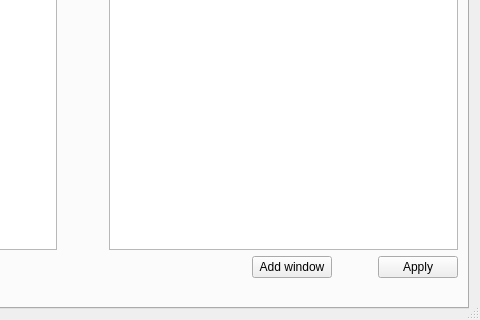
Qt form asammdf/gui/ui/search_dialog.ui (danielhrisca/asammdf) before a commit; both pictures show x 315 to 795 and y 135 to 455 of the 795 by 455 pixel window.
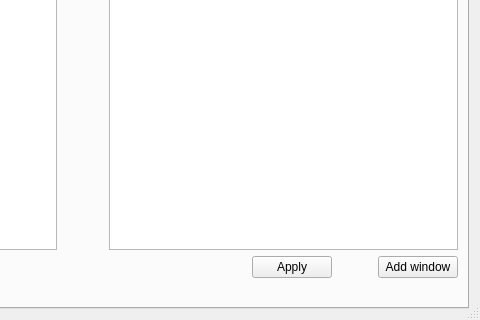
The same form after that commit. Icons and pictures are not drawn. Custom widgets are drawn as their Qt base class.

Commit message: improve Search dialog usability

```diff
--- a/asammdf/gui/ui/search_dialog.ui
+++ b/asammdf/gui/ui/search_dialog.ui
@@ -118,9 +118,9 @@
           </spacer>
          </item>
          <item>
-          <widget class="QPushButton" name="add_window_btn">
+          <widget class="QPushButton" name="apply_btn">
            <property name="text">
-            <string>Add window</string>
+            <string>Apply</string>
            </property>
           </widget>
          </item>
@@ -138,9 +138,9 @@
           </spacer>
          </item>
          <item>
-          <widget class="QPushButton" name="apply_btn">
+          <widget class="QPushButton" name="add_window_btn">
            <property name="text">
-            <string>Apply</string>
+            <string>Add window</string>
            </property>
           </widget>
          </item>
```
Left out of the diff: 2 changed lines with no effect on the pictures. The commit also changes 4 other files.
